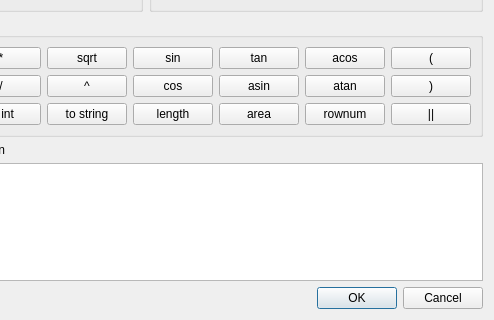
This is qgis/src/ui/qgsfieldcalculatorbase.ui in sourcepole/qgis as Qt 5 draws it before an edit; both pictures show x 148 to 642 and y 366 to 686 of the 642 by 686 pixel window. The edited form follows.
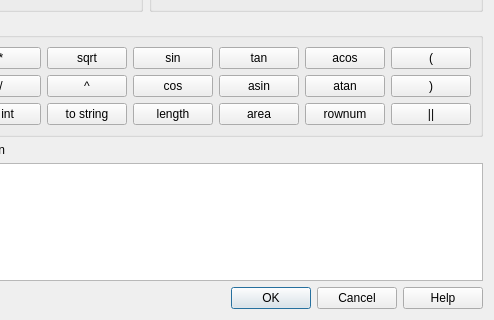
This is the edited form.

Commit message: [FEATURE] add field calculator functions (implements #3177) - add support for functions with 2 or three arguments - add function atan2(y,x) - add length(string) to determine string length - add replace(string,from,to) to do string replaces - add substr(string,from,length) to retrieve substrings - add (preliminary) online help to field calculator with a listing of operations.

```diff
--- a/qgis/src/ui/qgsfieldcalculatorbase.ui
+++ b/qgis/src/ui/qgsfieldcalculatorbase.ui
@@ -305,7 +305,7 @@
       <enum>Qt::Horizontal</enum>
      </property>
      <property name="standardButtons">
-      <set>QDialogButtonBox::Cancel|QDialogButtonBox::Ok</set>
+      <set>QDialogButtonBox::Cancel|QDialogButtonBox::Help|QDialogButtonBox::Ok</set>
      </property>
     </widget>
    </item>
```
The commit also changes 7 other files.
